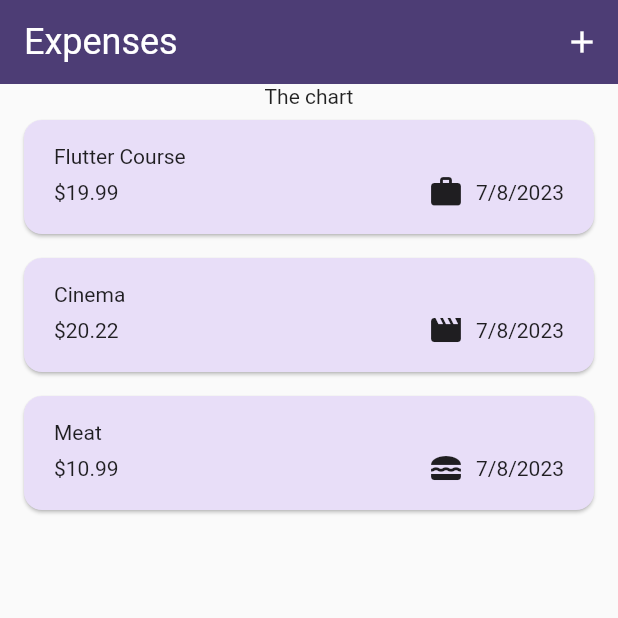
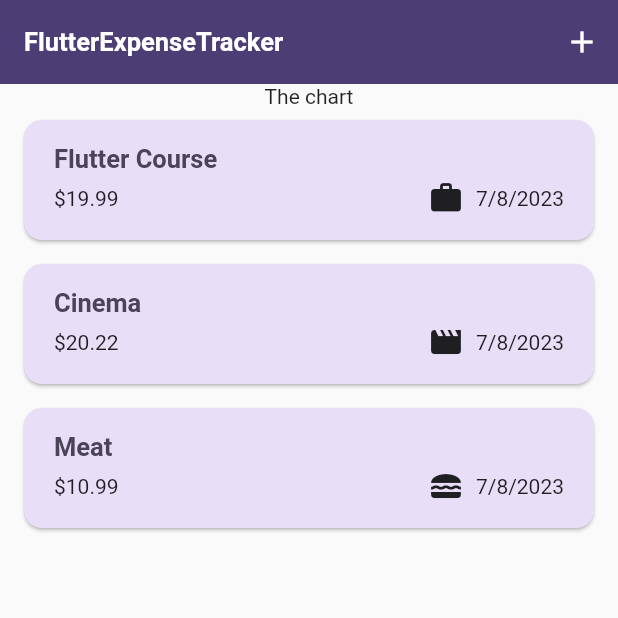
Before and after one commit to baralisachin10/add-your-expenses, a Flutter app: the screen it shows after launch, on a phone screen of 412 x 824 dp, the top half of it. Run offline on Flutter 3.47's test engine with Material 2 defaults, Android fonts, the phone set to English and light mode, and no system bars.

Commit message:
expense tracker

```diff
--- a/lib/widgets/expense-list/expense_items.dart
+++ b/lib/widgets/expense-list/expense_items.dart
@@ -17,7 +17,10 @@ class ExpenseItems extends StatelessWidget {
         child: Column(
           crossAxisAlignment: CrossAxisAlignment.start,
           children: [
-            Text(expense.title),
+            Text(
+              expense.title,
+              style: Theme.of(context).textTheme.titleLarge,
+            ),
             const SizedBox(
               height: 4,
             ),
--- a/lib/widgets/expense-list/expenses_list.dart
+++ b/lib/widgets/expense-list/expenses_list.dart
@@ -18,6 +18,12 @@ class ExpensesList extends StatelessWidget {
     return ListView.builder(
       itemBuilder: (context, index) => Dismissible(
         key: ValueKey(expenses[index]),
+        background: Container(
+          color: Theme.of(context).colorScheme.error.withOpacity(0.75),
+          margin: EdgeInsets.symmetric(
+            horizontal: Theme.of(context).cardTheme.margin!.horizontal,
+          ),
+        ),
         onDismissed: (direction) {
           onRemoveExpense(expenses[index]);
         },
--- a/lib/widgets/expenses_screen.dart
+++ b/lib/widgets/expenses_screen.dart
@@ -89,7 +89,7 @@ class _ExpensesState extends State<Expenses> {
     }
     return Scaffold(
       appBar: AppBar(
-        title: const Text('Expenses'),
+        title: const Text('FlutterExpenseTracker'),
         actions: [
           IconButton(
             icon: const Icon(Icons.add),
```
Also changed, not shown: lib/main.dart (+8 -2 lines).
